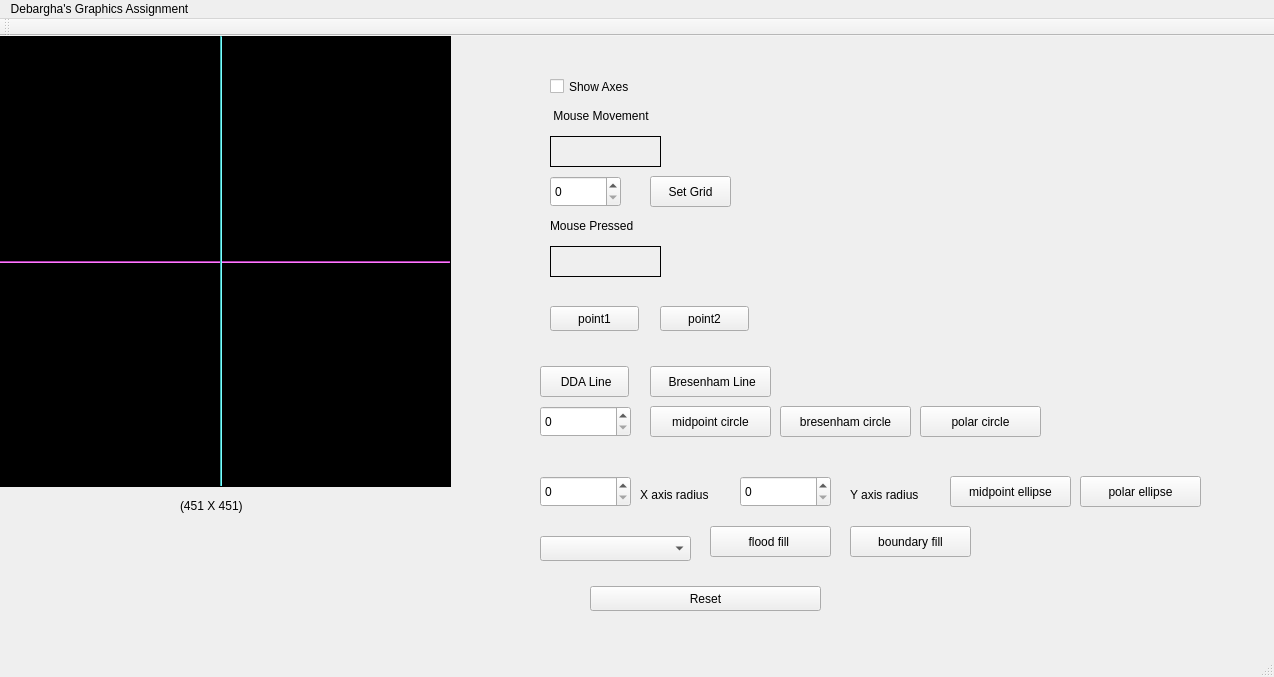
The window that BCSE3_Graphics_Assignment/mainwindow.ui (debargham14/BCSE_Graphics_Assignment) describes before a commit, drawn with Qt 5.
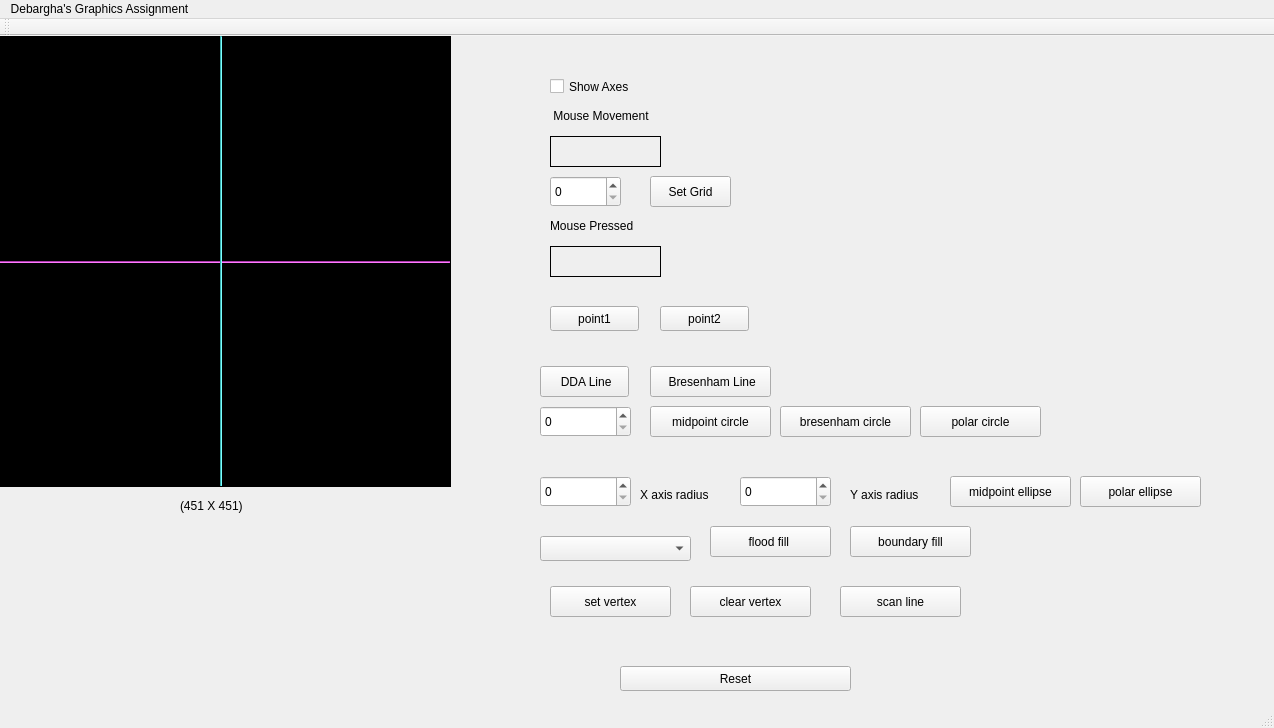
The same window after the commit. Custom widgets are drawn as their Qt base class.

Commit message: Scanline Algorithm added

The edit to the form file:
```diff
--- a/BCSE3_Graphics_Assignment/mainwindow.ui
+++ b/BCSE3_Graphics_Assignment/mainwindow.ui
@@ -7,7 +7,7 @@
     <x>0</x>
     <y>0</y>
     <width>1274</width>
-    <height>677</height>
+    <height>728</height>
    </rect>
   </property>
   <property name="windowTitle">
@@ -179,8 +179,8 @@
    <widget class="QPushButton" name="resetButton">
     <property name="geometry">
      <rect>
-      <x>590</x>
-      <y>550</y>
+      <x>620</x>
+      <y>630</y>
       <width>231</width>
       <height>25</height>
      </rect>
@@ -398,6 +398,45 @@
      <string>boundary fill</string>
     </property>
    </widget>
+   <widget class="QPushButton" name="setVertex">
+    <property name="geometry">
+     <rect>
+      <x>550</x>
+      <y>550</y>
+      <width>121</width>
+      <height>31</height>
+     </rect>
+    </property>
+    <property name="text">
+     <string>set vertex</string>
+    </property>
+   </widget>
+   <widget class="QPushButton" name="clearVertex">
+    <property name="geometry">
+     <rect>
+      <x>690</x>
+      <y>550</y>
+      <width>121</width>
+      <height>31</height>
+     </rect>
+    </property>
+    <property name="text">
+     <string>clear vertex</string>
+    </property>
+   </widget>
+   <widget class="QPushButton" name="scanlinefill">
+    <property name="geometry">
+     <rect>
+      <x>840</x>
+      <y>550</y>
+      <width>121</width>
+      <height>31</height>
+     </rect>
+    </property>
+    <property name="text">
+     <string>scan line</string>
+    </property>
+   </widget>
   </widget>
   <widget class="QMenuBar" name="menuBar">
    <property name="geometry">
```
The commit also changes 2 other files.
